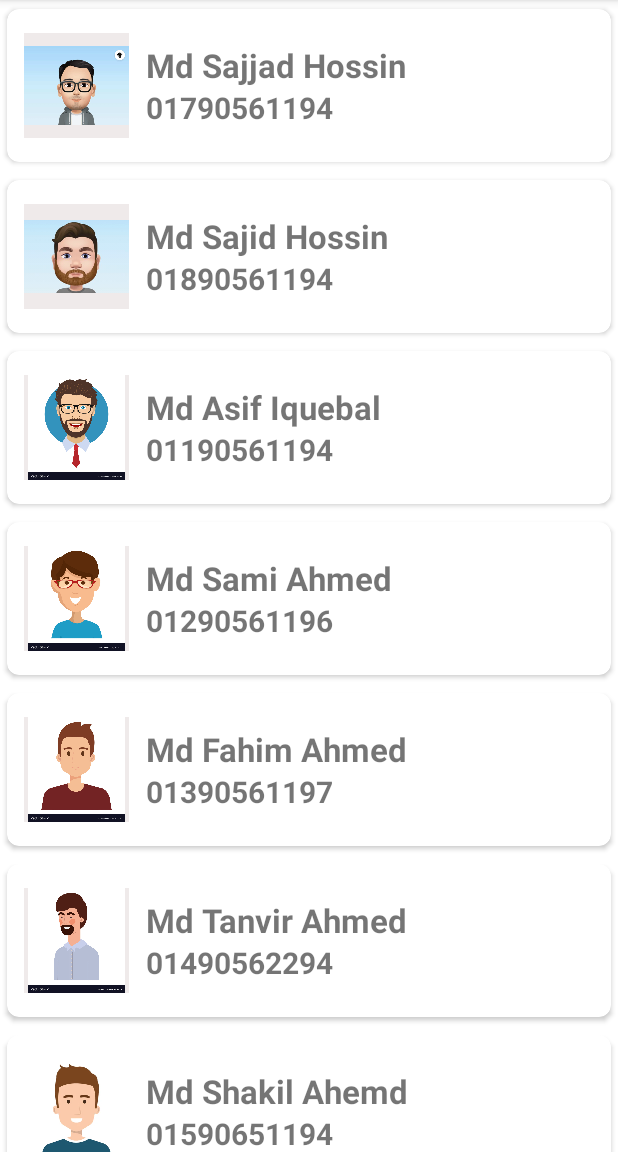
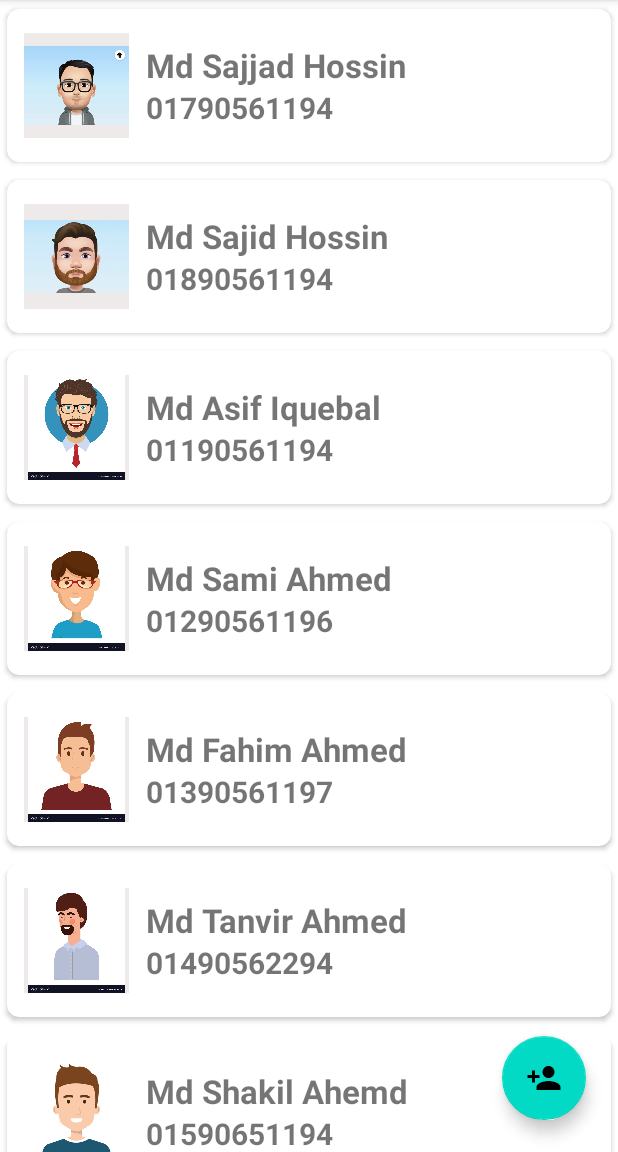
Before and after one commit to MdSajjadHossin/ContactListUsingRecyclerView, an Android app: the screen it shows after launch (MainActivity), on a phone screen of 412 x 824 dp, the part 84-1236 px from its top. Run offline under Robolectric (Android 15) with nearby library versions, the phone set to English and light mode, and no system bars.

Commit message:
add contact added

```diff
--- a/app/src/main/java/com/example/recyclerviewproject/ContactModel.java
+++ b/app/src/main/java/com/example/recyclerviewproject/ContactModel.java
@@ -10,4 +10,10 @@ public class ContactModel {
         this.img = img;
 
     }
+
+    public ContactModel(String name, String number){
+        this.name = name;
+        this.number = number;
+
+    }
 }
--- a/app/src/main/java/com/example/recyclerviewproject/MainActivity.java
+++ b/app/src/main/java/com/example/recyclerviewproject/MainActivity.java
@@ -4,20 +4,77 @@ import androidx.appcompat.app.AppCompatActivity;
 import androidx.recyclerview.widget.LinearLayoutManager;
 import androidx.recyclerview.widget.RecyclerView;
 
+import android.app.Dialog;
 import android.os.Bundle;
+import android.view.View;
+import android.widget.Button;
+import android.widget.EditText;
+import android.widget.Toast;
+
+import com.google.android.material.floatingactionbutton.FloatingActionButton;
 
 import java.util.ArrayList;
 
 public class MainActivity extends AppCompatActivity {
 
     ArrayList<ContactModel> arrContact = new ArrayList<>();
+    RecyclerView recyclerView;
+    RecyclerContactAdapter adapter;
+    FloatingActionButton btnAddContact;
+    Button addBtn;
+
 
     @Override
     protected void onCreate(Bundle savedInstanceState) {
         super.onCreate(savedInstanceState);
         setContentView(R.layout.activity_main);
 
-        RecyclerView recyclerView = findViewById(R.id.recyclerView);
+
+
+        recyclerView = findViewById(R.id.recyclerView);
+        btnAddContact = findViewById(R.id.flotingActionButton);
+
+
+
+        btnAddContact.setOnClickListener(new View.OnClickListener() {
+            @Override
+            public void onClick(View v) {
+                Dialog dialog = new Dialog(MainActivity.this);
+                dialog.setContentView(R.layout.add_update_layout);
+
+                EditText editName = dialog.findViewById(R.id.nameFiled);
+                EditText editNumber = dialog.findViewById(R.id.numberFiled);
+                Button addButton = dialog.findViewById(R.id.addBtn);
+
+                addButton.setOnClickListener(new View.OnClickListener() {
+                    @Override
+                    public void onClick(View v) {
+                        String name = "", number = "";
+                        if(!editName.getText().toString().equals("")){
+                            name = editName.getText().toString();
+                        }else{
+                            Toast.makeText(MainActivity.this, "Please Enter Contact Name", Toast.LENGTH_SHORT).show();
+                        }
+                        if(!editNumber.getText().toString().equals("")){
+                            number = editNumber.getText().toString();
+                        }else{
+                            Toast.makeText(MainActivity.this, "Please Enter Contact Number", Toast.LENGTH_SHORT).show();
+                        }
+
+                        arrContact.add(new ContactModel(name, number));
+
+                        adapter.notifyItemInserted(arrContact.size()-1);
+
+                        recyclerView.scrollToPosition(arrContact.size()-1);
+                        dialog.dismiss();
+
+                    }
+                });
+                dialog.show();
+            }
+        });
+
+
         recyclerView.setLayoutManager(new LinearLayoutManager(this));
 
         //calling constractor
@@ -45,7 +102,7 @@ public class MainActivity extends AppCompatActivity {
         arrContact.add(new ContactModel(R.drawable.a, "Md Razon Biswas","01890441194"));
         arrContact.add(new ContactModel(R.drawable.avatar, "Md Tanvir Rahman","01590567796"));
 
-        RecyclerContactAdapter adapter = new RecyclerContactAdapter(this, arrContact);
+        adapter = new RecyclerContactAdapter(this, arrContact);
         recyclerView.setAdapter(adapter);
 
 
--- a/app/src/main/java/com/example/recyclerviewproject/RecyclerContactAdapter.java
+++ b/app/src/main/java/com/example/recyclerviewproject/RecyclerContactAdapter.java
@@ -43,7 +43,7 @@ public class RecyclerContactAdapter extends RecyclerView.Adapter<RecyclerContact
 
     @Override
     public int getItemCount() {
-        return arrContact.size();
+        return arrContact.size() ;
     }
 
     public class ViewHolder extends RecyclerView.ViewHolder{
--- /dev/null
+++ b/app/src/main/res/drawable/ic_baseline_person_add_24.xml
@@ -0,0 +1,5 @@
+<vector android:height="24dp" android:tint="#C8C9C3"
+    android:viewportHeight="24" android:viewportWidth="24"
+    android:width="24dp" xmlns:android="http://schemas.android.com/apk/res/android">
+    <path android:fillColor="@android:color/white" android:pathData="M15,12c2.21,0 4,-1.79 4,-4s-1.79,-4 -4,-4 -4,1.79 -4,4 1.79,4 4,4zM6,10L6,7L4,7v3L1,10v2h3v3h2v-3h3v-2L6,10zM15,14c-2.67,0 -8,1.34 -8,4v2h16v-2c0,-2.66 -5.33,-4 -8,-4z"/>
+</vector>
--- a/app/src/main/res/layout/activity_main.xml
+++ b/app/src/main/res/layout/activity_main.xml
@@ -1,5 +1,6 @@
 <?xml version="1.0" encoding="utf-8"?>
-<LinearLayout xmlns:android="http://schemas.android.com/apk/res/android"
+<RelativeLayout
+    xmlns:android="http://schemas.android.com/apk/res/android"
     xmlns:app="http://schemas.android.com/apk/res-auto"
     xmlns:tools="http://schemas.android.com/tools"
     android:layout_width="match_parent"
@@ -9,7 +10,17 @@
     <androidx.recyclerview.widget.RecyclerView
         android:layout_width="match_parent"
         android:layout_height="wrap_content"
-        android:id="@+id/recyclerView"
-        />
+        android:id="@+id/recyclerView"/>
 
-</LinearLayout>
+    <com.google.android.material.floatingactionbutton.FloatingActionButton
+        android:layout_width="wrap_content"
+        android:layout_height="wrap_content"
+        android:layout_alignParentEnd="true"
+        android:layout_alignParentRight="true"
+        android:layout_alignParentBottom="true"
+        android:src="@drawable/ic_baseline_person_add_24"
+        android:tint="#fff"
+        android:layout_margin="21dp"
+        android:id="@+id/flotingActionButton"/>
+
+</RelativeLayout>
--- a/build.gradle
+++ b/build.gradle
@@ -1,7 +1,7 @@
 // Top-level build file where you can add configuration options common to all sub-projects/modules.
 plugins {
-    id 'com.android.application' version '7.2.0' apply false
-    id 'com.android.library' version '7.2.0' apply false
+    id 'com.android.application' version '7.2.1' apply false
+    id 'com.android.library' version '7.2.1' apply false
 }
 
 task clean(type: Delete) {
```
Also changed, not shown: app/src/main/res/layout/add_update_layout.xml (added, +55 -0 lines), app/src/main/res/drawable/add_con.jpg (added).
